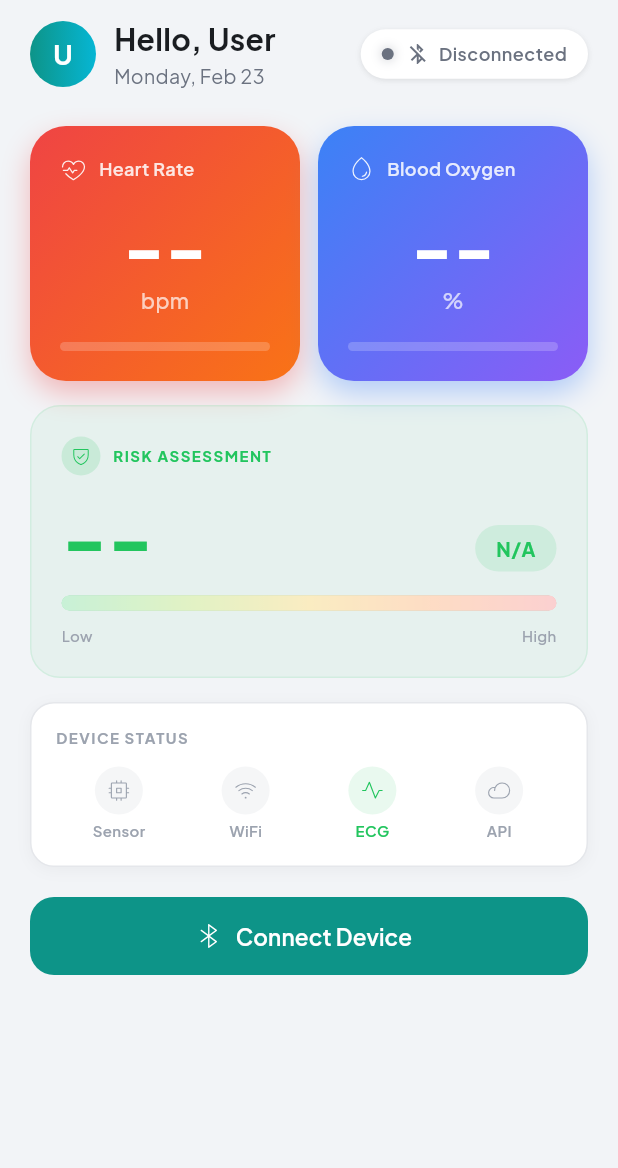
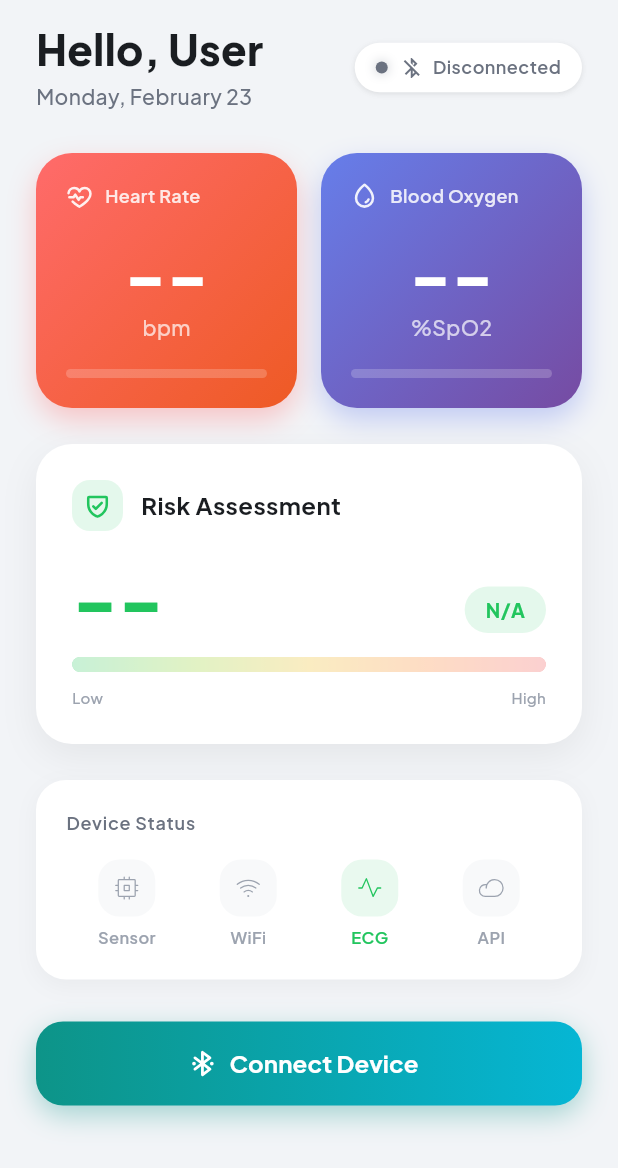
Before and after one commit to Sanuka23/cardiac-monitor, a Flutter app: the DashboardScreen screen opened directly, on a phone screen of 412 x 824 dp. Shown: the top 1168 px of the screen. Run offline on Flutter 3.47's test engine with Material 3 defaults, Android fonts, the phone set to English and light mode, and no system bars; drawn by our look-alikes of flutter_animate; our stand-ins replace dio, fl_chart, flutter_blue_plus, flutter_secure_storage, google_fonts, permission_handler and 3 more; accounts and stored records are empty.

Commit message:
feat(screen): bold gradient Dashboard with large greeting and shadow cards
Big 28px greeting, gradient vital cards with colored shadows, clean risk
card with horizontal bar, rounded device status indicators, gradient
connect button.

Co-Authored-By: Claude Opus 4.6 <noreply@anthropic.com>

```diff
--- a/app/cardiac_monitor/lib/screens/dashboard_screen.dart
+++ b/app/cardiac_monitor/lib/screens/dashboard_screen.dart
@@ -27,12 +27,12 @@ class DashboardScreen extends StatelessWidget {
     return 'Critical';
   }
 
-  double _hrNormalized(double hr) {
+  double _hrProgress(double hr) {
     if (hr < 1) return 0;
     return ((hr - 40) / (160 - 40)).clamp(0.0, 1.0);
   }
 
-  double _spo2Normalized(int spo2) {
+  double _spo2Progress(int spo2) {
     if (spo2 == 0) return 0;
     return ((spo2 - 80) / (100 - 80)).clamp(0.0, 1.0);
   }
@@ -44,37 +44,18 @@ class DashboardScreen extends StatelessWidget {
     final v = ble.vitals;
     final connected = ble.isConnected;
     final now = DateTime.now();
+    final isLight = Theme.of(context).brightness == Brightness.light;
 
     return Scaffold(
       body: SafeArea(
         child: SingleChildScrollView(
-          padding: const EdgeInsets.fromLTRB(20, 12, 20, 24),
+          padding: const EdgeInsets.fromLTRB(24, 16, 24, 32),
           child: Column(
             crossAxisAlignment: CrossAxisAlignment.start,
             children: [
-              // ── Header ──
+              // ── Greeting Header ──
               Row(
                 children: [
-                  // Avatar circle
-                  Container(
-                    width: 44,
-                    height: 44,
-                    decoration: BoxDecoration(
-                      shape: BoxShape.circle,
-                      gradient: AppGradients.primary,
-                    ),
-                    child: Center(
-                      child: Text(
-                        (auth.user?.name ?? 'U')[0].toUpperCase(),
-                        style: const TextStyle(
-                          color: Colors.white,
-                          fontSize: 18,
-                          fontWeight: FontWeight.w700,
-                        ),
-                      ),
-                    ),
-                  ),
-                  const SizedBox(width: 12),
                   Expanded(
                     child: Column(
                       crossAxisAlignment: CrossAxisAlignment.start,
@@ -82,16 +63,19 @@ class DashboardScreen extends StatelessWidget {
                         Text(
                           'Hello, ${auth.user?.name.split(' ').first ?? 'User'}',
                           style: TextStyle(
-                            fontSize: 20,
-                            fontWeight: FontWeight.w700,
+                            fontSize: 28,
+                            fontWeight: FontWeight.w800,
                             color: AppTheme.textPrimary(context),
+                            height: 1.2,
                           ),
                         ),
+                        const SizedBox(height: 4),
                         Text(
-                          DateFormat('EEEE, MMM d').format(now),
+                          DateFormat('EEEE, MMMM d').format(now),
                           style: TextStyle(
                             color: AppTheme.textSecondary(context),
-                            fontSize: 13,
+                            fontSize: 14,
+                            fontWeight: FontWeight.w500,
                           ),
                         ),
                       ],
@@ -101,11 +85,11 @@ class DashboardScreen extends StatelessWidget {
                 ],
               )
                   .animate()
-                  .fadeIn(duration: 300.ms)
-                  .slideX(begin: -0.03),
-              const SizedBox(height: 24),
+                  .fadeIn(duration: 400.ms)
+                  .slideX(begin: -0.02),
+              const SizedBox(height: 28),
 
-              // ── Vitals Grid ──
+              // ── Vital Cards ──
               Row(
                 children: [
                   Expanded(
@@ -115,80 +99,192 @@ class DashboardScreen extends StatelessWidget {
                           ? v.heartRate.toStringAsFixed(0)
                           : '--',
                       unit: 'bpm',
-                      icon: PhosphorIconsLight.heartbeat,
-                      color: const Color(0xFFEF4444),
-                      gradient: AppGradients.hr,
-                      normalizedValue: _hrNormalized(v.heartRate),
+                      icon: PhosphorIconsBold.heartbeat,
+                      gradient: const LinearGradient(
+                        colors: [Color(0xFFFF6B6B), Color(0xFFEE5A24)],
+                        begin: Alignment.topLeft,
+                        end: Alignment.bottomRight,
+                      ),
+                      progress: _hrProgress(v.heartRate),
                       statusLabel: _hrStatus(v.heartRate),
                     )
                         .animate()
-                        .fadeIn(duration: 300.ms, delay: 50.ms)
-                        .slideY(begin: 0.05),
+                        .fadeIn(duration: 400.ms, delay: 100.ms)
+                        .slideY(begin: 0.08),
                   ),
-                  const SizedBox(width: 12),
+                  const SizedBox(width: 16),
                   Expanded(
                     child: VitalCard(
                       label: 'Blood Oxygen',
                       value: v.spo2 > 0 ? '${v.spo2}' : '--',
-                      unit: '%',
-                      icon: PhosphorIconsLight.drop,
-                      color: const Color(0xFF3B82F6),
-                      gradient: AppGradients.spo2,
-                      normalizedValue: _spo2Normalized(v.spo2),
+                      unit: '%SpO2',
+                      icon: PhosphorIconsBold.drop,
+                      gradient: const LinearGradient(
+                        colors: [Color(0xFF667EEA), Color(0xFF764BA2)],
+                        begin: Alignment.topLeft,
+                        end: Alignment.bottomRight,
+                      ),
+                      progress: _spo2Progress(v.spo2),
                       statusLabel: _spo2Status(v.spo2),
                     )
                         .animate()
-                        .fadeIn(duration: 300.ms, delay: 100.ms)
-                        .slideY(begin: 0.05),
+                        .fadeIn(duration: 400.ms, delay: 150.ms)
+                        .slideY(begin: 0.08),
                   ),
                 ],
               ),
-              const SizedBox(height: 16),
+              const SizedBox(height: 24),
 
-              // ── Risk Assessment ──
-              _buildRiskCard(context, v.riskScore, v.riskLabel)
+              // ── Risk Assessment Card ──
+              Container(
+                padding: const EdgeInsets.all(24),
+                decoration: BoxDecoration(
+                  color: AppTheme.cardBackground(context),
+                  borderRadius: BorderRadius.circular(24),
+                  boxShadow: [
+                    BoxShadow(
+                      color: isLight
+                          ? Colors.black.withValues(alpha: 0.06)
+                          : Colors.black.withValues(alpha: 0.3),
+                      blurRadius: 20,
+                      offset: const Offset(0, 8),
+                    ),
+                  ],
+                ),
+                child: Column(
+                  crossAxisAlignment: CrossAxisAlignment.start,
+                  children: [
+                    Row(
+                      children: [
+                        Container(
+                          padding: const EdgeInsets.all(8),
+                          decoration: BoxDecoration(
+                            color: AppTheme.riskColor(v.riskScore)
+                                .withValues(alpha: 0.12),
+                            borderRadius: BorderRadius.circular(12),
+                          ),
+                          child: Icon(
+                            PhosphorIconsBold.shieldCheck,
+                            color: AppTheme.riskColor(v.riskScore),
+                            size: 18,
+                          ),
+                        ),
+                        const SizedBox(width: 12),
+                        Text(
+                          'Risk Assessment',
+                          style: TextStyle(
+                            color: AppTheme.textPrimary(context),
+                            fontSize: 16,
+                            fontWeight: FontWeight.w700,
+                          ),
+                        ),
+                      ],
+                    ),
+                    const SizedBox(height: 20),
+                    RiskIndicator(
+                      score: v.riskScore,
+                      label: v.riskLabel,
+                    ),
+                  ],
+                ),
+              )
                   .animate()
-                  .fadeIn(duration: 300.ms, delay: 150.ms)
-                  .slideY(begin: 0.05),
-              const SizedBox(height: 16),
+                  .fadeIn(duration: 400.ms, delay: 200.ms)
+                  .slideY(begin: 0.08),
+              const SizedBox(height: 24),
 
               // ── Device Status ──
-              _buildDeviceStatus(context, v)
+              Container(
+                padding: const EdgeInsets.all(20),
+                decoration: BoxDecoration(
+                  color: AppTheme.cardBackground(context),
+                  borderRadius: BorderRadius.circular(20),
+                  boxShadow: [
+                    BoxShadow(
+                      color: isLight
+                          ? Colors.black.withValues(alpha: 0.04)
+                          : Colors.black.withValues(alpha: 0.2),
+                      blurRadius: 12,
+                      offset: const Offset(0, 4),
+                    ),
+                  ],
+                ),
+                child: Column(
+                  crossAxisAlignment: CrossAxisAlignment.start,
+                  children: [
+                    Text(
+                      'Device Status',
+                      style: TextStyle(
+                        color: AppTheme.textSecondary(context),
+                        fontSize: 12,
+                        fontWeight: FontWeight.w600,
+                        letterSpacing: 0.5,
+                      ),
+                    ),
+                    const SizedBox(height: 16),
+                    Row(
+                      children: [
+                        _statusItem(context, 'Sensor', v.sensorOk,
+                            PhosphorIconsLight.cpu),
+                        _statusItem(context, 'WiFi', v.wifiReady,
+                            PhosphorIconsLight.wifiHigh),
+                        _statusItem(context, 'ECG', !v.ecgLeadOff,
+                            PhosphorIconsLight.pulse),
+                        _statusItem(context, 'API', v.apiReady,
+                            PhosphorIconsLight.cloud),
+                      ],
+                    ),
+                  ],
+                ),
+              )
                   .animate()
-                  .fadeIn(duration: 300.ms, delay: 200.ms)
-                  .slideY(begin: 0.05),
+                  .fadeIn(duration: 400.ms, delay: 250.ms)
+                  .slideY(begin: 0.08),
 
               // ── Connect Button ──
               if (!connected) ...[
-                const SizedBox(height: 20),
+                const SizedBox(height: 28),
                 SizedBox(
                   width: double.infinity,
-                  height: 52,
+                  height: 56,
+                  child: DecoratedBox(
+                    decoration: BoxDecoration(
+                      gradient: AppGradients.primary,
+                      borderRadius: BorderRadius.circular(18),
+                      boxShadow: [
+                        BoxShadow(
+                          color: const Color(0xFF0D9488).withValues(alpha: 0.35),
+                          blurRadius: 16,
+                          offset: const Offset(0, 6),
+                        ),
+                      ],
+                    ),
                     child: ElevatedButton.icon(
-                    onPressed: () {
-                      Navigator.of(context).pushNamed('/device-setup');
-                    },
-                    icon: const Icon(PhosphorIconsLight.bluetooth, size: 20),
+                      onPressed: () =>
+                          Navigator.of(context).pushNamed('/device-setup'),
+                      icon: const Icon(PhosphorIconsBold.bluetoothConnected,
+                          size: 20),
                       label: const Text(
                         'Connect Device',
                         style: TextStyle(
-                        fontWeight: FontWeight.w600,
-                        fontSize: 15,
+                          fontWeight: FontWeight.w700,
+                          fontSize: 16,
                         ),
                       ),
                       style: ElevatedButton.styleFrom(
-                      backgroundColor: AppTheme.accent(context),
+                        backgroundColor: Colors.transparent,
                         foregroundColor: Colors.white,
-                      elevation: 0,
+                        shadowColor: Colors.transparent,
                         shape: RoundedRectangleBorder(
-                        borderRadius: BorderRadius.circular(16),
+                          borderRadius: BorderRadius.circular(18),
+                        ),
                       ),
                     ),
                   ),
                 )
                     .animate()
-                    .fadeIn(duration: 300.ms, delay: 250.ms)
-                    .slideY(begin: 0.05),
+                    .fadeIn(duration: 400.ms, delay: 300.ms)
+                    .slideY(begin: 0.08),
               ],
             ],
           ),
@@ -197,139 +293,28 @@ class DashboardScreen extends StatelessWidget {
     );
   }
 
-  Widget _buildRiskCard(BuildContext context, double riskScore, String riskLabel) {
-    final color = AppTheme.riskColor(riskScore);
-    final isLight = Theme.of(context).brightness == Brightness.light;
-
-    return Container(
-      padding: const EdgeInsets.all(20),
-      decoration: BoxDecoration(
-        color: isLight
-            ? color.withValues(alpha: 0.06)
-            : color.withValues(alpha: 0.1),
-        borderRadius: BorderRadius.circular(20),
-        border: Border.all(
-          color: color.withValues(alpha: isLight ? 0.1 : 0.15),
-        ),
-      ),
-      child: Column(
-        children: [
-          Row(
-            children: [
-              Container(
-                padding: const EdgeInsets.all(6),
-                decoration: BoxDecoration(
-                  color: color.withValues(alpha: 0.15),
-                  shape: BoxShape.circle,
-                ),
-                child: Icon(PhosphorIconsLight.shieldCheck,
-                    color: color, size: 14),
-              ),
-              const SizedBox(width: 8),
-              Text(
-                'RISK ASSESSMENT',
-                style: TextStyle(
-                  color: color,
-                  fontSize: 10,
-                  fontWeight: FontWeight.w700,
-                  letterSpacing: 1.0,
-                ),
-              ),
-              const Spacer(),
-              if (riskScore > 0)
-                Container(
-                  padding: const EdgeInsets.symmetric(
-                      horizontal: 10, vertical: 4),
-                  decoration: BoxDecoration(
-                    color: color.withValues(alpha: 0.12),
-                    borderRadius: BorderRadius.circular(8),
-                  ),
-                  child: Text(
-                    '${(riskScore * 100).round()}%',
-                    style: TextStyle(
-                      color: color,
-                      fontSize: 12,
-                      fontWeight: FontWeight.w700,
-                    ),
-                  ),
-                ),
-            ],
-          ),
-          const SizedBox(height: 16),
-          RiskIndicator(
-            score: riskScore,
-            label: riskLabel,
-            size: 140,
-          ),
-        ],
-      ),
-    );
-  }
-
-  Widget _buildDeviceStatus(BuildContext context, dynamic v) {
-    final isLight = Theme.of(context).brightness == Brightness.light;
-
-    return Container(
-      padding: const EdgeInsets.all(16),
-      decoration: BoxDecoration(
-        color: AppTheme.cardBackground(context),
-        borderRadius: BorderRadius.circular(16),
-        border: Border.all(color: AppTheme.dividerColor(context)),
-        boxShadow: isLight
-            ? [
-                BoxShadow(
-                  color: Colors.black.withValues(alpha: 0.04),
-                  blurRadius: 8,
-                  offset: const Offset(0, 2),
-                ),
-              ]
-            : [],
-      ),
-      child: Column(
-        crossAxisAlignment: CrossAxisAlignment.start,
-        children: [
-          Text(
-            'DEVICE STATUS',
-            style: TextStyle(
-              color: AppTheme.textTertiary(context),
-              fontSize: 10,
-              fontWeight: FontWeight.w700,
-              letterSpacing: 1.0,
-            ),
-          ),
-          const SizedBox(height: 12),
-          Row(
-            children: [
-              _statusDot(context, 'Sensor', v.sensorOk, PhosphorIconsLight.cpu),
-              _statusDot(context, 'WiFi', v.wifiReady, PhosphorIconsLight.wifiHigh),
-              _statusDot(context, 'ECG', !v.ecgLeadOff, PhosphorIconsLight.pulse),
-              _statusDot(context, 'API', v.apiReady, PhosphorIconsLight.cloud),
-            ],
-          ),
-        ],
-      ),
-    );
-  }
-
-  Widget _statusDot(BuildContext context, String label, bool ok, IconData icon) {
+  Widget _statusItem(
+      BuildContext context, String label, bool ok, IconData icon) {
     final color = ok ? const Color(0xFF22C55E) : AppTheme.textTertiary(context);
     return Expanded(
       child: Column(
         children: [
           Container(
-            padding: const EdgeInsets.all(8),
+            padding: const EdgeInsets.all(10),
             decoration: BoxDecoration(
-              color: color.withValues(alpha: 0.1),
-              shape: BoxShape.circle,
+              color: ok
+                  ? const Color(0xFF22C55E).withValues(alpha: 0.1)
+                  : AppTheme.surfaceVariant(context),
+              borderRadius: BorderRadius.circular(14),
             ),
-            child: Icon(icon, size: 16, color: color),
+            child: Icon(icon, size: 18, color: color),
           ),
-          const SizedBox(height: 4),
+          const SizedBox(height: 6),
           Text(
             label,
             style: TextStyle(
               color: color,
-              fontSize: 10,
+              fontSize: 11,
               fontWeight: FontWeight.w600,
             ),
           ),
```
Lines whose indentation alone changed are shown as unchanged.
